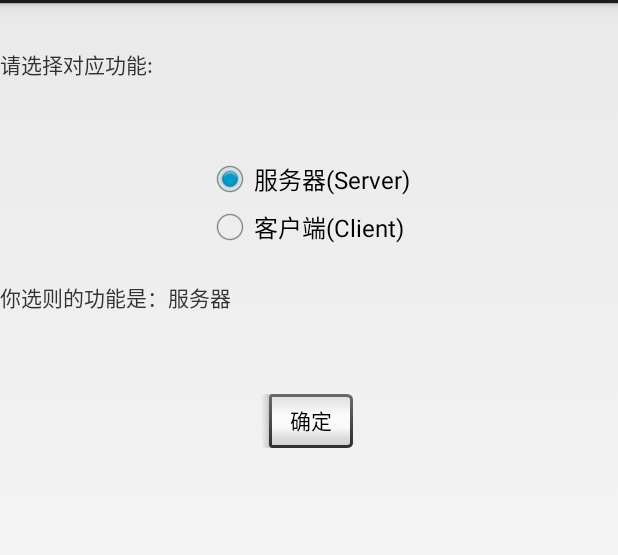
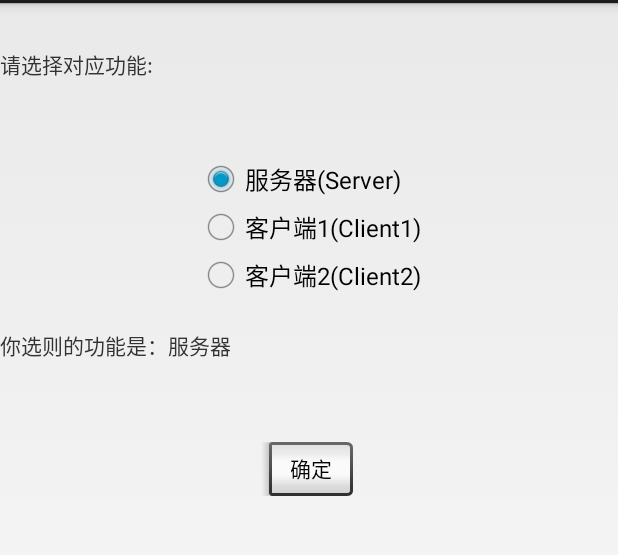
Before and after one commit to rongjx3/TCP-Time-demo, an Android app: the layout function.xml on its own in the app's theme, with its tools: preview values and no code run, on a phone screen of 412 x 824 dp, the part 69-624 px from its top. Run offline under Robolectric (Android 15) with nearby library versions, the phone set to English and light mode, and no system bars.

Commit message:
function update

```diff
--- a/app/src/main/java/jason/tcpdemo/funcs/FuncTcpClient.java
+++ b/app/src/main/java/jason/tcpdemo/funcs/FuncTcpClient.java
@@ -457,10 +457,13 @@ public class FuncTcpClient extends Activity {
         super.onCreate(savedInstanceState);
         setContentView(R.layout.tcp_client);
         context = this;
+        Intent intent = getIntent();
+        String port = intent.getStringExtra("port");
         bindID();
         bindListener();
         bindReceiver();
         Ini();
+        editClientPort.setText(port);
     }
 
 
--- a/app/src/main/res/layout/function.xml
+++ b/app/src/main/res/layout/function.xml
@@ -22,8 +22,13 @@
         <RadioButton
             android:layout_width="wrap_content"
             android:layout_height="wrap_content"
-            android:text="客户端(Client)"
-            android:id="@+id/radio_Client"/>
+            android:text="客户端1(Client1)"
+            android:id="@+id/radio_Client1"/>
+        <RadioButton
+            android:layout_width="wrap_content"
+            android:layout_height="wrap_content"
+            android:text="客户端2(Client2)"
+            android:id="@+id/radio_Client2"/>
     </RadioGroup>
     <TextView
         android:layout_width="wrap_content"
--- a/app/src/main/res/layout/tcp_client.xml
+++ b/app/src/main/res/layout/tcp_client.xml
@@ -9,7 +9,8 @@
         android:layout_width="match_parent"
         android:layout_height="0dp"
         android:orientation="vertical"
-        android:layout_weight="1">
+        android:layout_weight="1"
+        android:keepScreenOn="true">
         <LinearLayout
             android:layout_width="match_parent"
             android:layout_height="0dp"
@@ -24,6 +25,7 @@
                 android:layout_weight="2"
                 android:layout_height="match_parent"
                 android:gravity="center"
+                android:text="192.168.1.104"
                 android:id="@+id/edit_tcpClientIp"/>
             <TextView
                 android:layout_width="wrap_content"
@@ -34,6 +36,7 @@
                 android:id="@+id/edit_tcpClientPort"
                 android:layout_width="0dp"
                 android:layout_height="match_parent"
+                android:text="1233"
                 android:layout_weight="1" />
         </LinearLayout>
         <LinearLayout
--- a/app/src/main/res/layout/tcp_server.xml
+++ b/app/src/main/res/layout/tcp_server.xml
@@ -9,7 +9,8 @@
         android:layout_width="match_parent"
         android:layout_height="0dp"
         android:orientation="vertical"
-        android:layout_weight="1">
+        android:layout_weight="1"
+        android:keepScreenOn="true">
         <LinearLayout
             android:layout_width="match_parent"
             android:layout_height="0dp"
```
Also changed, not shown: app/src/main/java/jason/tcpdemo/MainActivity.java (+19 -6 lines), app/src/main/java/jason/tcpdemo/funcs/FuncTcpServer.java (+53 -0 lines).
